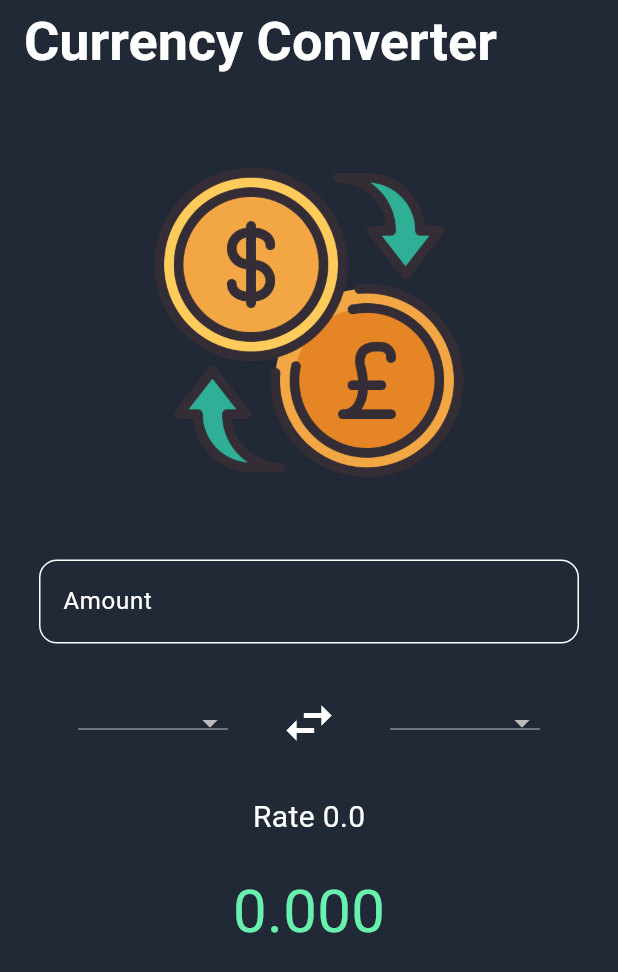
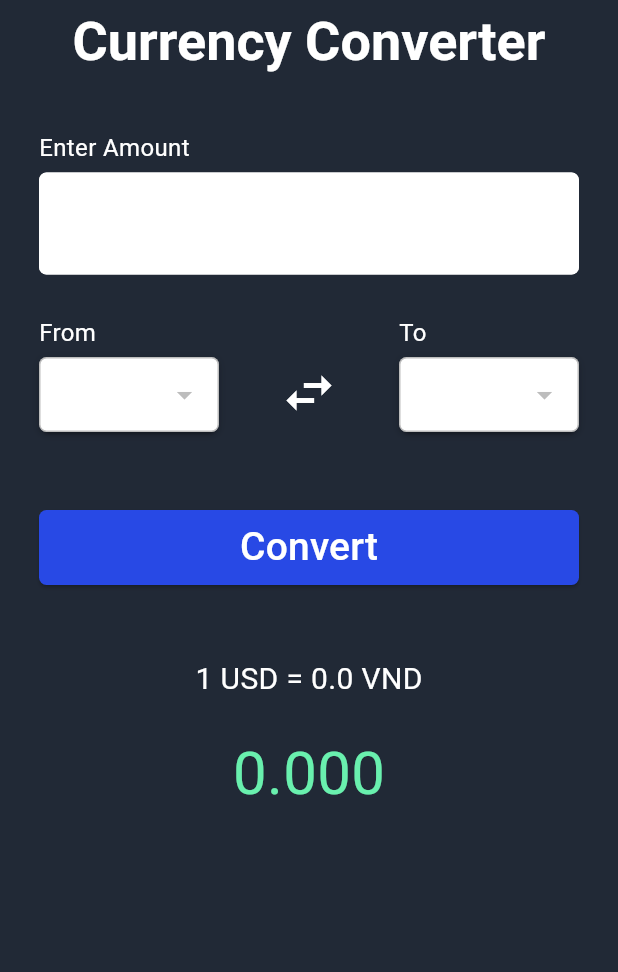
Before and after one commit to trungdai01/Currency-converter, a Flutter app: the screen it shows after launch, after a tap on the "swap horiz" icon, on a phone screen of 412 x 824 dp. Shown: the top 972 px of the screen. Run offline on Flutter 3.47's test engine with Material 3 defaults, Android fonts, the phone set to English and light mode, and no system bars; drawn by our look-alikes of dropdown_button2; network calls fail; statements that could not run were skipped.

```diff
--- a/lib/main.dart
+++ b/lib/main.dart
@@ -1,5 +1,5 @@
 import 'package:currency_converter/pages/home_page.dart';
-import 'package:currency_converter/providers/currency_provider.dart';
+import 'package:currency_converter/viewmodels/currency_view_model.dart';
 import 'package:flutter/material.dart';
 import 'package:provider/provider.dart';
 
@@ -8,7 +8,7 @@ void main() {
   runApp(
     MultiProvider(
       providers: [
-        ChangeNotifierProvider(create: (_) => CurrencyProvider()),
+        ChangeNotifierProvider(create: (_) => CurrencyViewModel()),
       ],
       child: const MyApp(),
     ),
--- a/lib/pages/home_page.dart
+++ b/lib/pages/home_page.dart
@@ -1,9 +1,8 @@
-import 'package:currency_converter/services/api_client.dart';
-import 'package:currency_converter/utils/app_constants.dart';
-import 'package:currency_converter/providers/currency_provider.dart';
-import 'package:currency_converter/widgets/custom_drop_down.dart';
 import 'package:flutter/material.dart';
 import 'package:provider/provider.dart';
+import 'package:currency_converter/utils/app_constants.dart';
+import 'package:currency_converter/viewmodels/currency_view_model.dart';
+import 'package:currency_converter/widgets/custom_drop_down.dart';
 
 class HomePage extends StatefulWidget {
   const HomePage({super.key});
@@ -18,28 +17,30 @@ class _HomePageState extends State<HomePage> {
   @override
   void initState() {
     super.initState();
-    Provider.of<CurrencyProvider>(context, listen: false).initData();
+    Provider.of<CurrencyViewModel>(context, listen: false).initData();
   }
 
   @override
   Widget build(BuildContext context) {
-    var listCurrencies = context.watch<CurrencyProvider>().currencies;
-    var fromCurrency = context.watch<CurrencyProvider>().fromCurrency;
-    var toCurrency = context.watch<CurrencyProvider>().toCurrency;
-    var exchangeRate = context.watch<CurrencyProvider>().exchangeRate;
-    var convertResult = context.watch<CurrencyProvider>().convertResult;
+    var listCurrencies = context.watch<CurrencyViewModel>().currencies;
+    var fromCurrency = context.watch<CurrencyViewModel>().fromCurrency;
+    var toCurrency = context.watch<CurrencyViewModel>().toCurrency;
+    var exchangeRate = context.watch<CurrencyViewModel>().exchangeRate;
+    var convertResult = context.watch<CurrencyViewModel>().convertResult;
 
     return Scaffold(
       backgroundColor: AppColors.mainColor,
       appBar: AppBar(
         backgroundColor: AppColors.mainColor,
         foregroundColor: Colors.white,
-        title: const Text(
+        title: const Center(
+          child: Text(
             "Currency Converter",
             style: TextStyle(
               color: Colors.white,
               fontSize: 36,
               fontWeight: FontWeight.bold,
+            ),
           ),
         ),
       ),
@@ -49,69 +50,129 @@ class _HomePageState extends State<HomePage> {
           child: Column(
             crossAxisAlignment: CrossAxisAlignment.center,
             children: [
-              Padding(
-                padding: const EdgeInsets.all(40),
-                child: Image.asset(
-                  'assets/images/main_icon.png',
-                  width: MediaQuery.of(context).size.width / 2,
-                ),
-              ),
+              //   Padding(
+              //     padding: const EdgeInsets.all(40),
+              //     child: Image.asset(
+              //       'assets/images/main_icon.png',
+              //       width: MediaQuery.of(context).size.width / 2,
+              //     ),
+              //   ),
               Padding(
                 padding: const EdgeInsets.symmetric(vertical: 15.0, horizontal: 10.0),
-                child: TextField(
+                child: Column(
+                  crossAxisAlignment: CrossAxisAlignment.start,
+                  children: [
+                    const Text(
+                      "Enter Amount",
+                      style: TextStyle(fontSize: 16, color: Colors.white),
+                    ),
+                    const SizedBox(height: 5),
+                    TextField(
                       controller: amountController,
                       keyboardType: TextInputType.number,
-                  style: const TextStyle(color: Colors.white),
+                      style: const TextStyle(
+                        color: Colors.black,
+                        fontWeight: FontWeight.bold,
+                        fontSize: 24.0,
+                      ),
                       decoration: InputDecoration(
-                    labelText: "Amount",
-                    border: OutlineInputBorder(borderRadius: BorderRadius.circular(12)),
-                    labelStyle: const TextStyle(color: Colors.white),
+                        filled: true,
+                        fillColor: Colors.white,
                         enabledBorder: OutlineInputBorder(
-                      borderRadius: BorderRadius.circular(12),
+                          borderRadius: BorderRadius.circular(5),
                           borderSide: const BorderSide(color: Colors.white),
                         ),
                         focusedBorder: OutlineInputBorder(
-                      borderRadius: BorderRadius.circular(12),
+                          borderRadius: BorderRadius.circular(5),
                           borderSide: const BorderSide(color: Colors.white),
                         ),
                       ),
-                  onSubmitted: (value) {
+                      onChanged: (value) {
                         if (value.isNotEmpty) {
                           double amount = double.parse(value);
-                      context.read<CurrencyProvider>().computeResult(amount);
+                          context.read<CurrencyViewModel>().setNewAmount(amount);
                         }
                       },
+                    ),
+                  ],
                 ),
               ),
               Padding(
                 padding: const EdgeInsets.all(10.0),
                 child: Row(
-                  mainAxisAlignment: MainAxisAlignment.spaceEvenly,
+                  mainAxisAlignment: MainAxisAlignment.spaceBetween,
                   children: [
+                    Column(
+                      crossAxisAlignment: CrossAxisAlignment.start,
+                      children: [
+                        const Text(
+                          "From",
+                          style: TextStyle(color: Colors.white, fontSize: 16),
+                        ),
+                        const SizedBox(height: 5),
                         CustomDropdown(
-                      items: context.watch<CurrencyProvider>().currencies,
+                          items: listCurrencies,
                           value: fromCurrency,
-                      onChanged: (newValue) => context.read<CurrencyProvider>().convertFrom(newValue!),
+                          onChanged: (newValue) => context.read<CurrencyViewModel>().convertFrom(newValue!),
                         ),
+                      ],
+                    ),
+                    Column(
+                      crossAxisAlignment: CrossAxisAlignment.start,
+                      children: [
+                        const Text(""),
+                        const SizedBox(height: 5),
                         IconButton(
-                      onPressed: context.read<CurrencyProvider>().swapCurrencies,
+                          onPressed: context.read<CurrencyViewModel>().swapCurrencies,
                           icon: const Icon(
                             Icons.swap_horiz,
                             size: 40,
                             color: Colors.white,
                           ),
                         ),
+                      ],
+                    ),
+                    Column(
+                      crossAxisAlignment: CrossAxisAlignment.start,
+                      children: [
+                        const Text("To", style: TextStyle(fontSize: 16, color: Colors.white)),
+                        const SizedBox(height: 5),
                         CustomDropdown(
                           items: listCurrencies,
                           value: toCurrency,
-                      onChanged: (newValue) => context.read<CurrencyProvider>().convertTo(newValue!),
+                          onChanged: (newValue) => context.read<CurrencyViewModel>().convertTo(newValue!),
+                        ),
+                      ],
                     ),
                   ],
                 ),
               ),
-              const SizedBox(height: 10),
+              const SizedBox(height: 40.0),
+              Container(
+                width: double.infinity,
+                height: 50,
+                padding: const EdgeInsets.symmetric(horizontal: 10),
+                child: ElevatedButton(
+                  onPressed: () {
+                    context.read<CurrencyViewModel>().computeResult();
+                  },
+                  style: ElevatedButton.styleFrom(
+                    shape: RoundedRectangleBorder(borderRadius: BorderRadius.circular(5.0)),
+                    backgroundColor: AppColors.secondColor,
+                  ),
+                  child: const Text(
+                    "Convert",
+                    style: TextStyle(fontSize: 26, color: Colors.white),
+                  ),
+                ),
+              ),
+              const SizedBox(height: 40),
+              Padding(
+                padding: const EdgeInsets.all(8.0),
+                child: Column(
+                  children: [
                     Text(
-                "Rate $exchangeRate",
+                      "1 ${fromCurrency.toUpperCase()} = $exchangeRate ${toCurrency.toUpperCase()}",
                       style: const TextStyle(
                         fontSize: 20,
                         color: Colors.white,
@@ -128,6 +189,9 @@ class _HomePageState extends State<HomePage> {
                   ],
                 ),
               ),
+            ],
+          ),
+        ),
       ),
     );
   }
--- a/lib/providers/currency_provider.dart
+++ /dev/null
@@ -1,55 +0,0 @@
-import 'package:currency_converter/repositories/currency_repository.dart';
-import 'package:currency_converter/repositories/rates_repository.dart';
-import 'package:flutter/material.dart';
-
-class CurrencyProvider with ChangeNotifier {
-  List<String> _currencies = [];
-  String fromCurrency = "usd";
-  String toCurrency = "eur";
-  double _exchangeRate = 0.0;
-  double _convertResult = 0.0;
-  double get exchangeRate => _exchangeRate;
-  List<String> get currencies => _currencies;
-  double get convertResult => _convertResult;
-
-  CurrencyRepository currencyRepository = CurrencyRepository();
-  RatesRepository ratesRepository = RatesRepository();
-
-  Future<void> getCurrencies() async {
-    _currencies = await currencyRepository.getCurrencies();
-  }
-
-  Future<void> getRate() async {
-    _exchangeRate = await ratesRepository.getRate(fromCurrency, toCurrency);
-  }
-
-  Future<void> initData() async {
-    await getCurrencies();
-    await getRate();
-    notifyListeners();
-  }
-
-  Future<void> swapCurrencies() async {
-    String temp = fromCurrency;
-    fromCurrency = toCurrency;
-    toCurrency = temp;
-    await getRate();
-    notifyListeners();
-  }
-
-  void computeResult(double value) {
-    _convertResult = value * _exchangeRate;
-  }
-
-  Future<void> convertFrom(String newValue) async {
-    fromCurrency = newValue;
-    await getRate();
-    notifyListeners();
-  }
-
-  Future<void> convertTo(String newValue) async {
-    toCurrency = newValue;
-    await getRate();
-    notifyListeners();
-  }
-}
--- a/lib/services/api_client.dart
+++ b/lib/services/api_client.dart
@@ -10,7 +10,7 @@ class ApiClient {
     var response = await http.get(currencyListURL);
     if (response.statusCode == 200) {
       var body = allCurrenciesFromJson(response.body);
-      List<String> currencyList = (body.keys).toList();
+      List<String> currencyList = body.keys.toList();
       return currencyList;
     } else {
       throw Exception("Failed to fetch currencies API");
@@ -21,9 +21,7 @@ class ApiClient {
     final Uri exchangeRateURL = Uri.https(AppConstants.baseURL, "${AppConstants.ratesURL}$fromCurrency.json");
     var response = await http.get(exchangeRateURL);
     if (response.statusCode == 200) {
-      //   log(response.body);
       var body = jsonDecode(response.body);
-      //   log("$body");
       return body[fromCurrency][toCurrency];
     } else {
       throw Exception("Failed to fetch exchange rate API");
--- /dev/null
+++ b/lib/viewmodels/currency_view_model.dart
@@ -0,0 +1,66 @@
+import 'package:currency_converter/repositories/currency_repository.dart';
+import 'package:currency_converter/repositories/rates_repository.dart';
+import 'package:flutter/material.dart';
+
+class CurrencyViewModel with ChangeNotifier {
+  List<String> _currencies = [];
+  String _fromCurrency = "usd";
+  String _toCurrency = "vnd";
+  double _exchangeRate = 0.0;
+  double _convertResult = 0.0;
+  double _newAmount = 0.0;
+  double get exchangeRate => _exchangeRate;
+  List<String> get currencies => _currencies;
+  String get fromCurrency => _fromCurrency;
+  String get toCurrency => _toCurrency;
+  double get convertResult => _convertResult;
+
+  CurrencyRepository currencyRepository = CurrencyRepository();
+  RatesRepository ratesRepository = RatesRepository();
+
+  Future<void> setCurrencies() async {
+    _currencies = await currencyRepository.getCurrencies();
+  }
+
+  Future<void> setRate() async {
+    _exchangeRate = await ratesRepository.getRate(_fromCurrency, _toCurrency);
+  }
+
+  Future<void> initData() async {
+    await setCurrencies();
+    await setRate();
+    notifyListeners();
+  }
+
+  Future<void> swapCurrencies() async {
+    String temp = _fromCurrency;
+    _fromCurrency = _toCurrency;
+    _toCurrency = temp;
+    await setRate();
+    await computeResult();
+    notifyListeners();
+  }
+
+  Future<void> computeResult() async {
+    _convertResult = _newAmount * _exchangeRate;
+    notifyListeners();
+  }
+
+  void setNewAmount(double newAmount) {
+    _newAmount = newAmount;
+  }
+
+  Future<void> convertFrom(String newAmount) async {
+    _fromCurrency = newAmount;
+    await setRate();
+    await computeResult();
+    notifyListeners();
+  }
+
+  Future<void> convertTo(String newAmount) async {
+    _toCurrency = newAmount;
+    await setRate();
+    await computeResult();
+    notifyListeners();
+  }
+}
--- a/lib/widgets/custom_drop_down.dart
+++ b/lib/widgets/custom_drop_down.dart
@@ -1,8 +1,7 @@
-import 'package:currency_converter/utils/app_constants.dart';
 import 'package:flutter/material.dart';
-import 'package:getwidget/components/dropdown/gf_dropdown.dart';
+import 'package:dropdown_button2/dropdown_button2.dart';
 
-class CustomDropdown extends StatelessWidget {
+class CustomDropdown extends StatefulWidget {
   final List<String> items;
   final String value;
   final void Function(String?)? onChanged;
@@ -14,25 +13,96 @@ class CustomDropdown extends StatelessWidget {
   });
 
   @override
+  State<CustomDropdown> createState() => _CustomDropdownState();
+}
+
+class _CustomDropdownState extends State<CustomDropdown> {
+  @override
   Widget build(BuildContext context) {
     return SizedBox(
-      width: 100,
-      child: DropdownButton<String>(
-        value: value,
+      width: 120,
+      child: DropdownButtonHideUnderline(
+        child: DropdownButton2<String>(
+          value: widget.value,
           isExpanded: true,
-        elevation: 8,
-        style: const TextStyle(color: Colors.white),
-        dropdownColor: AppColors.mainColor,
-        onChanged: onChanged,
-        items: items.map<DropdownMenuItem<String>>(
+          menuItemStyleData: const MenuItemStyleData(
+            height: 40,
+            padding: EdgeInsets.symmetric(horizontal: 14.0),
+          ),
+          dropdownStyleData: DropdownStyleData(
+            maxHeight: 300,
+            width: 120,
+            offset: const Offset(0, -5),
+            decoration: BoxDecoration(
+              borderRadius: BorderRadius.circular(5.0),
+            ),
+          ),
+          buttonStyleData: ButtonStyleData(
+            elevation: 2,
+            height: 50,
+            padding: const EdgeInsets.symmetric(horizontal: 10),
+            decoration: BoxDecoration(
+              borderRadius: BorderRadius.circular(5.0),
+              border: Border.all(color: Colors.black26),
+              color: Colors.white,
+            ),
+          ),
+          onChanged: widget.onChanged,
+          items: widget.items.map<DropdownMenuItem<String>>(
             (item) {
               return DropdownMenuItem(
                 value: item,
-              child: Text(item.toUpperCase()),
+                child: Text(
+                  item.toUpperCase(),
+                  style: const TextStyle(
+                    fontSize: 18,
+                    color: Colors.black,
+                  ),
+                ),
               );
             },
           ).toList(),
         ),
+      ),
     );
   }
 }
+
+// class CustomDropdown extends StatefulWidget {
+//   final List<String> items;
+//   final String value;
+//   final void Function(String?)? onChanged;
+//   const CustomDropdown({
+//     super.key,
+//     required this.items,
+//     required this.value,
+//     required this.onChanged,
+//   });
+
+//   @override
+//   State<CustomDropdown> createState() => _CustomDropdownState();
+// }
+
+// class _CustomDropdownState extends State<CustomDropdown> {
+//   @override
+//   Widget build(BuildContext context) {
+//     return SizedBox(
+//       width: MediaQuery.of(context).size.width / 2,
+//       child: DropdownButtonHideUnderline(
+//         child: GFDropdown(
+//           isDense: true,
+//           value: widget.value,
+//           items: widget.items.map<DropdownMenuItem<String>>(
+//             (item) {
+//               return DropdownMenuItem(
+//                 value: item,
+//                 child: Text(item.toUpperCase()),
+//               );
+//             },
+//           ).toList(),
+//           onChanged: widget.onChanged,
+//         ),
+//       ),
+//     );
+//   }
+// }
--- a/pubspec.yaml
+++ b/pubspec.yaml
@@ -37,7 +37,7 @@ dependencies:
   cupertino_icons: ^1.0.6
   http: ^1.2.2
   provider: ^6.1.2
-  getwidget: ^4.0.0
+  dropdown_button2: ^2.3.8
 
 dev_dependencies:
   flutter_test:
```
Also changed, not shown: lib/utils/api_response.dart (added, +40 -0 lines), pubspec.lock. Lines whose indentation alone changed are shown as unchanged.
